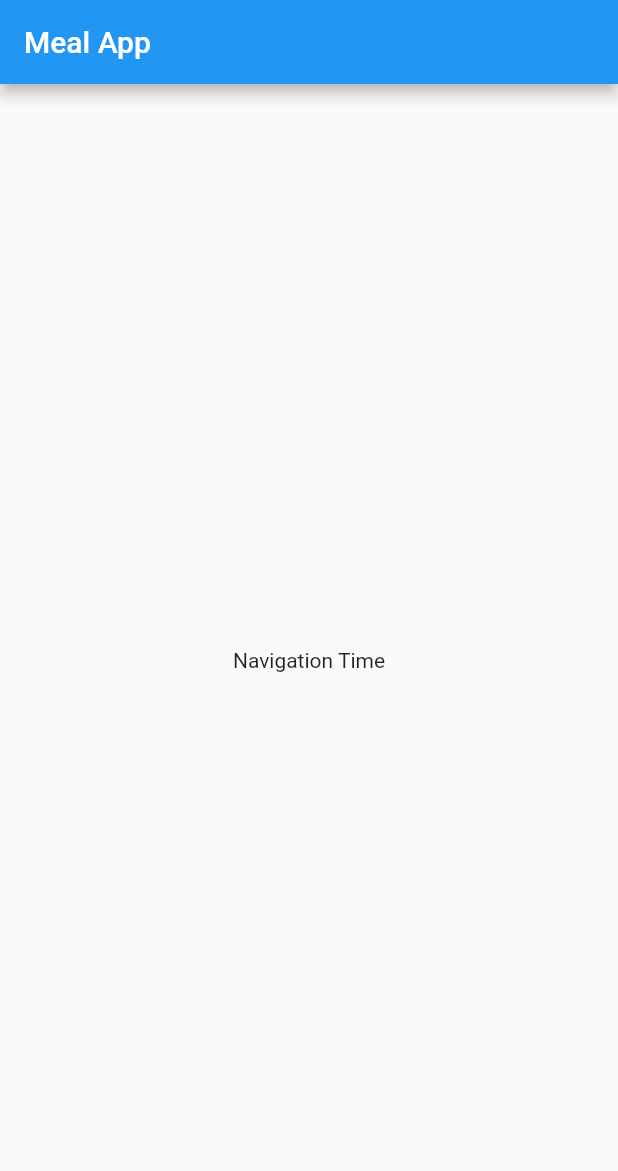
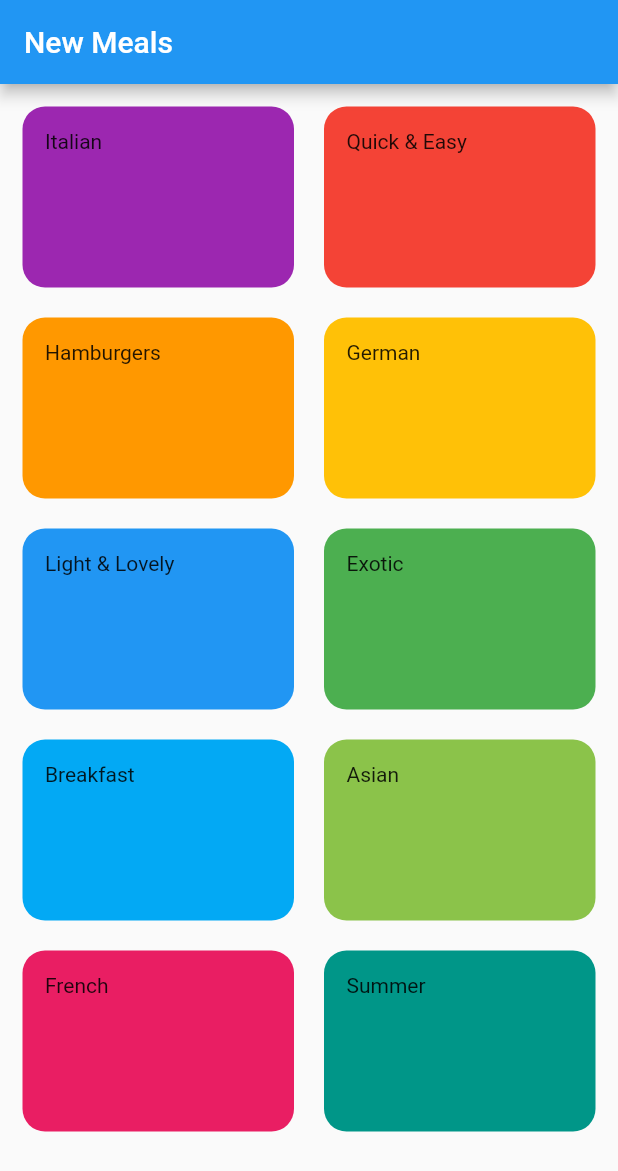
Before and after one commit to RasikaRD/mealapp, a Flutter app: the screen it shows after launch, on a phone screen of 412 x 824 dp. Shown: the top 1171 px of the screen. Run offline on Flutter 3.47's test engine with Material 2 defaults, Android fonts, the phone set to English and light mode, and no system bars.

Commit message:
add dummy data to new meals screen

```diff
--- /dev/null
+++ b/lib/categories_screen.dart
@@ -0,0 +1,30 @@
+import 'package:flutter/material.dart';
+import 'dummy_data.dart';
+import 'category_item.dart';
+
+class CategoriesScreen extends StatelessWidget {
+  const CategoriesScreen({super.key});
+
+  @override
+  Widget build(BuildContext context) {
+    return Scaffold(
+      appBar: AppBar(
+        title: const Text('New Meals'),
+      ),
+      body: GridView(
+        padding: const EdgeInsets.all(15),
+        gridDelegate: const SliverGridDelegateWithMaxCrossAxisExtent(
+            maxCrossAxisExtent: 200,
+            childAspectRatio: 3 / 2,
+            crossAxisSpacing: 20,
+            mainAxisSpacing: 20),
+        children: dummyCategorise.map(
+          (catData) => CtegoryItem(
+            catData.title,
+            catData.color,
+          ),
+        ).toList(),
+      ),
+    );
+  }
+}
--- /dev/null
+++ b/lib/category_item.dart
@@ -0,0 +1,30 @@
+import 'package:flutter/material.dart';
+
+class CtegoryItem extends StatelessWidget {
+  final String title;
+  final Color color;
+  const CtegoryItem(this.title, this.color, {super.key});
+
+  // CtegoryItem(this.title, this.color)
+
+  @override
+  Widget build(BuildContext context) {
+    return Container(
+      padding: const EdgeInsets.all(15),
+
+      decoration:  ShapeDecoration(
+          color: color,
+          shape: const RoundedRectangleBorder(
+              borderRadius: BorderRadius.all(Radius.circular(15)))),
+      // decoration: BoxDecoration(
+      //   gradient: LinearGradient(
+      //     colors: [color.withOpacity(0.7)],
+      //     begin: Alignment.topLeft,
+      //     end: Alignment.bottomCenter,
+      //   ),
+      //   borderRadius: BorderRadius.circular(15),
+      // ),
+      child: Text(title),
+    );
+  }
+}
--- /dev/null
+++ b/lib/dummy_data.dart
@@ -0,0 +1,56 @@
+import 'package:flutter/material.dart';
+
+import './models/category.dart';
+
+const dummyCategorise = [
+  Category(
+    id: 'c1',
+    title: 'Italian',
+    color: Colors.purple,
+  ),
+  Category(
+    id: 'c2',
+    title: 'Quick & Easy',
+    color: Colors.red,
+  ),
+  Category(
+    id: 'c3',
+    title: 'Hamburgers',
+    color: Colors.orange,
+  ),
+  Category(
+    id: 'c4',
+    title: 'German',
+    color: Colors.amber,
+  ),
+  Category(
+    id: 'c5',
+    title: 'Light & Lovely',
+    color: Colors.blue,
+  ),
+  Category(
+    id: 'c6',
+    title: 'Exotic',
+    color: Colors.green,
+  ),
+  Category(
+    id: 'c7',
+    title: 'Breakfast',
+    color: Colors.lightBlue,
+  ),
+  Category(
+    id: 'c8',
+    title: 'Asian',
+    color: Colors.lightGreen,
+  ),
+  Category(
+    id: 'c9',
+    title: 'French',
+    color: Colors.pink,
+  ),
+  Category(
+    id: 'c10',
+    title: 'Summer',
+    color: Colors.teal,
+  ),
+];
--- a/lib/main.dart
+++ b/lib/main.dart
@@ -1,4 +1,5 @@
 import 'package:flutter/material.dart';
+import 'package:mealapp/categories_screen.dart';
 
 void main() => runApp(const MyApp());
 
@@ -12,26 +13,26 @@ class MyApp extends StatelessWidget {
       theme: ThemeData(
         primarySwatch: Colors.blue,
       ),
-      home: const MyHomePage(),
+      home: const CategoriesScreen(),
     );
   }
 }
 
-class MyHomePage extends StatefulWidget {
-  const MyHomePage({super.key});
-  @override
-  _MyHomePageState createState() => _MyHomePageState();
+// class MyHomePage extends StatefulWidget {
+//   const MyHomePage({super.key});
+//   @override
+//   _MyHomePageState createState() => _MyHomePageState();
 
-}
+// }
 
-class _MyHomePageState extends State<MyHomePage> {
-  @override
-  Widget build(BuildContext context) {
-    return Scaffold(
-      appBar: AppBar(
-        title: Text('Meal App'),
-      ),
-      body: Center(child: Text('Navigation Time')),
-    );
-  }
-}
+// class _MyHomePageState extends State<MyHomePage> {
+//   @override
+//   Widget build(BuildContext context) {
+//     return Scaffold(
+//       appBar: AppBar(
+//         title: const Text('Meal App'),
+//       ),
+//       body: const Center(child: Text('Navigation Time')),
+//     );
+//   }
+// }
--- /dev/null
+++ b/lib/models/category.dart
@@ -0,0 +1,13 @@
+import 'package:flutter/material.dart';
+
+class Category {
+  final String id;
+  final String title;
+  final Color color;
+
+  const Category({
+    required this.id,
+    required this.title,
+    this.color = Colors.orange,
+  });
+}
```
